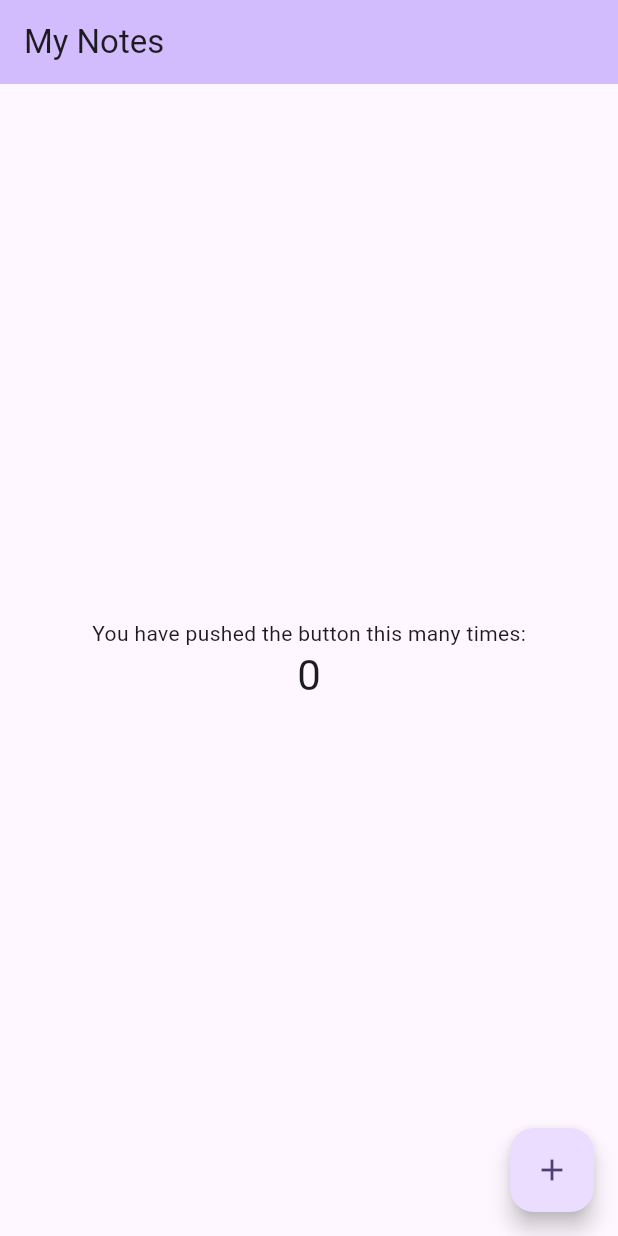
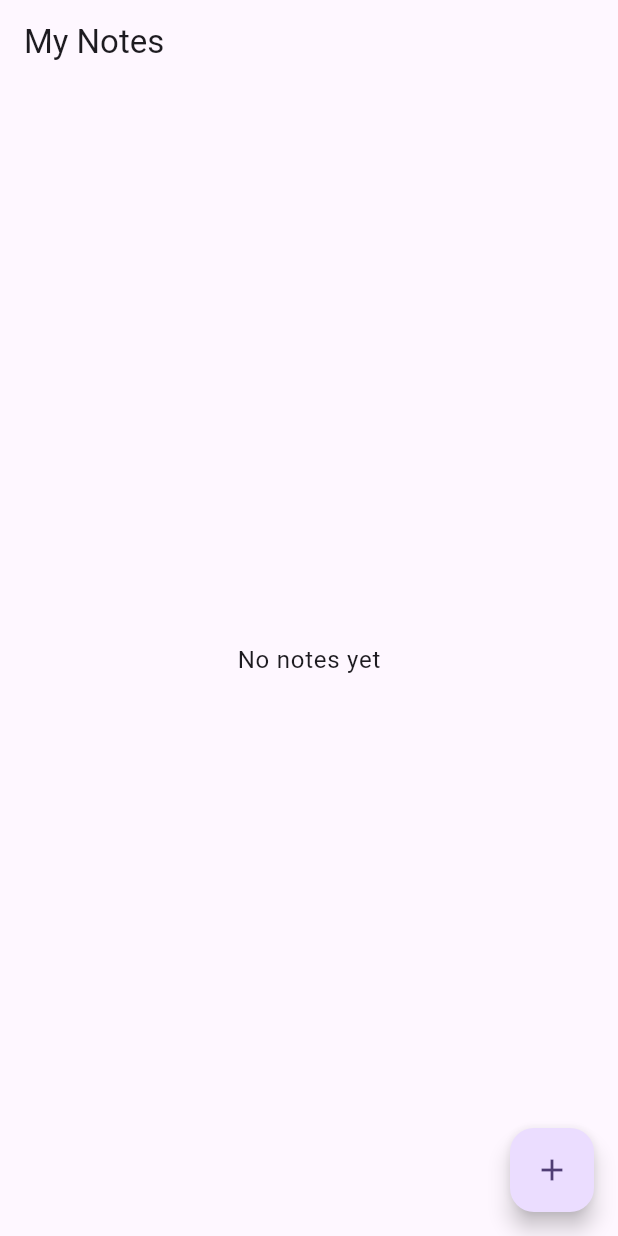
Before and after one commit to alexaniko88/my-notes, a Flutter app: the screen it shows after launch, on a phone screen of 412 x 824 dp. Run offline on Flutter 3.47's test engine with Material 3 defaults, Android fonts, the phone set to English and light mode, and no system bars; our stand-ins replace equatable, flutter_riverpod, go_router, riverpod_annotation; generated files the repository leaves out were written again.

Commit message:
feat(home): replace counter scaffold with empty-state notes screen
Adds notesEmptyState and addNote l10n keys (EN + ES).
FAB onPressed is no-op until provider wiring phase.

```diff
--- a/lib/gen/app_localizations.dart
+++ b/lib/gen/app_localizations.dart
@@ -103,6 +103,18 @@ abstract class AppLocalizations {
   /// In en, this message translates to:
   /// **'My Notes'**
   String get appTitle;
+
+  /// Shown when the notes list is empty
+  ///
+  /// In en, this message translates to:
+  /// **'No notes yet'**
+  String get notesEmptyState;
+
+  /// Tooltip for the add note FAB
+  ///
+  /// In en, this message translates to:
+  /// **'Add note'**
+  String get addNote;
 }
 
 class _AppLocalizationsDelegate
--- a/lib/gen/app_localizations_en.dart
+++ b/lib/gen/app_localizations_en.dart
@@ -10,4 +10,10 @@ class AppLocalizationsEn extends AppLocalizations {
 
   @override
   String get appTitle => 'My Notes';
+
+  @override
+  String get notesEmptyState => 'No notes yet';
+
+  @override
+  String get addNote => 'Add note';
 }
--- a/lib/gen/app_localizations_es.dart
+++ b/lib/gen/app_localizations_es.dart
@@ -10,4 +10,10 @@ class AppLocalizationsEs extends AppLocalizations {
 
   @override
   String get appTitle => 'Mis Notas';
+
+  @override
+  String get notesEmptyState => 'Aún no hay notas';
+
+  @override
+  String get addNote => 'Agregar nota';
 }
--- a/lib/l10n/app_en.arb
+++ b/lib/l10n/app_en.arb
@@ -2,5 +2,13 @@
   "appTitle": "My Notes",
   "@appTitle": {
     "description": "The application title"
+  },
+  "notesEmptyState": "No notes yet",
+  "@notesEmptyState": {
+    "description": "Shown when the notes list is empty"
+  },
+  "addNote": "Add note",
+  "@addNote": {
+    "description": "Tooltip for the add note FAB"
   }
 }
--- a/lib/l10n/app_es.arb
+++ b/lib/l10n/app_es.arb
@@ -1,3 +1,5 @@
 {
-  "appTitle": "Mis Notas"
+  "appTitle": "Mis Notas",
+  "notesEmptyState": "Aún no hay notas",
+  "addNote": "Agregar nota"
 }
--- a/lib/presentation/screens/home_screen.dart
+++ b/lib/presentation/screens/home_screen.dart
@@ -1,43 +1,26 @@
 import 'package:flutter/material.dart';
+import 'package:my_notes/gen/app_localizations.dart';
 
-class HomeScreen extends StatefulWidget {
+class HomeScreen extends StatelessWidget {
   const HomeScreen({super.key});
 
   @override
-  State<HomeScreen> createState() => _HomeScreenState();
-}
+  Widget build(BuildContext context) {
+    final l10n = AppLocalizations.of(context)!;
 
-class _HomeScreenState extends State<HomeScreen> {
-  int _counter = 0;
-
-  void _incrementCounter() {
-    setState(() {
-      _counter++;
-    });
-  }
-
-  @override
-  Widget build(BuildContext context) {
     return Scaffold(
       appBar: AppBar(
-        backgroundColor: Theme.of(context).colorScheme.inversePrimary,
-        title: const Text('My Notes'),
+        title: Text(l10n.appTitle),
       ),
       body: Center(
-        child: Column(
-          mainAxisAlignment: MainAxisAlignment.center,
-          children: <Widget>[
-            const Text('You have pushed the button this many times:'),
-            Text(
-              '$_counter',
-              style: Theme.of(context).textTheme.headlineMedium,
-            ),
-          ],
+        child: Text(
+          l10n.notesEmptyState,
+          style: Theme.of(context).textTheme.bodyLarge,
         ),
       ),
       floatingActionButton: FloatingActionButton(
-        onPressed: _incrementCounter,
-        tooltip: 'Increment',
+        onPressed: () {},
+        tooltip: l10n.addNote,
         child: const Icon(Icons.add),
       ),
     );
```
